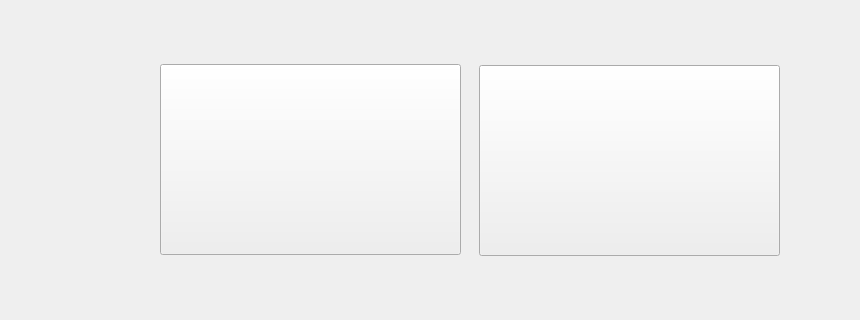
First picture: the form in Sloshed/mainwindow.ui, repository University-of-Utah-CS3505/a8-edu-app-Anudlok, before the edit; both pictures show x 0 to 860 and y 176 to 496 of the 1300 by 900 pixel window.
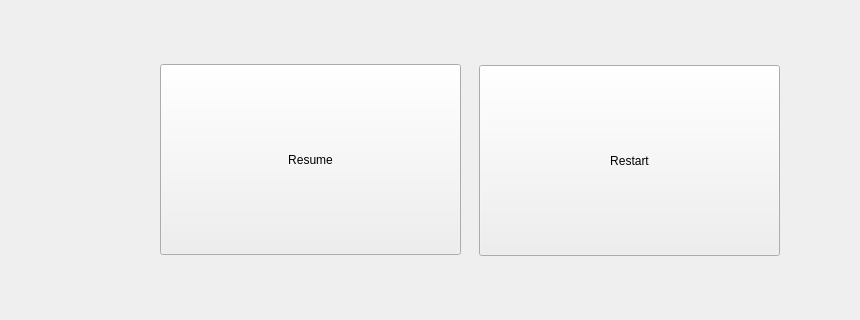
Second picture: the form after the edit. The open tabs and pages were chosen to show the change. Icons and pictures are not drawn. Custom widgets are drawn as their Qt base class.

Patch:
```diff
--- a/Sloshed/mainwindow.ui
+++ b/Sloshed/mainwindow.ui
@@ -71,7 +71,7 @@
        <string notr="true">image: url(:/GameImages/Images/StartSketch1.png);</string>
       </property>
       <property name="text">
-       <string/>
+       <string>Resume</string>
       </property>
      </widget>
      <widget class="QPushButton" name="restartButton">
@@ -87,7 +87,7 @@
        <string notr="true">image: url(:/GameImages/Images/StartSketch1.png);</string>
       </property>
       <property name="text">
-       <string/>
+       <string>Restart</string>
       </property>
      </widget>
     </widget>
```
Left out of the diff: 8 changed lines with no effect on the pictures.
